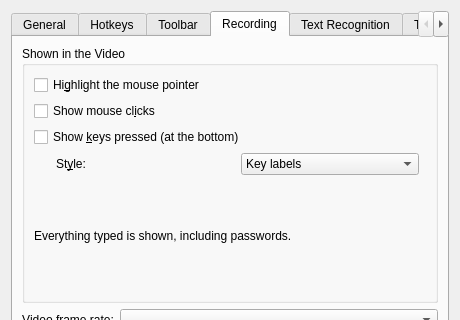
Before: the Qt Designer form src/settings/SettingsDialog.ui in ChickenSeller/glimpse, drawn with Qt 5; both pictures show x 0 to 460 and y 0 to 320 of the 460 by 623 pixel window.
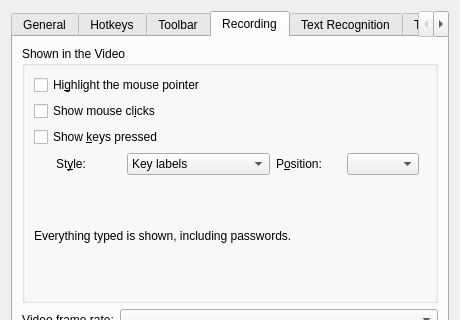
After: the same form once the commit is applied. The open tabs and pages were chosen to show the change. Custom widgets are drawn as their Qt base class.

Diff of the .ui file:
```diff
--- a/src/settings/SettingsDialog.ui
+++ b/src/settings/SettingsDialog.ui
@@ -648,7 +648,7 @@
           <item>
            <widget class="QCheckBox" name="recordKeysCheck">
             <property name="text">
-             <string>Show &amp;keys pressed (at the bottom)</string>
+             <string>Show &amp;keys pressed</string>
             </property>
            </widget>
           </item>
@@ -699,6 +699,19 @@
               </item>
              </widget>
             </item>
+            <item>
+             <widget class="QLabel" name="recordKeyPositionLabel">
+              <property name="text">
+               <string>P&amp;osition:</string>
+              </property>
+              <property name="buddy">
+               <cstring>recordKeyPositionCombo</cstring>
+              </property>
+             </widget>
+            </item>
+            <item>
+             <widget class="QComboBox" name="recordKeyPositionCombo"/>
+            </item>
             <item>
              <spacer name="recordKeyStyleSpacer">
               <property name="orientation">
```
